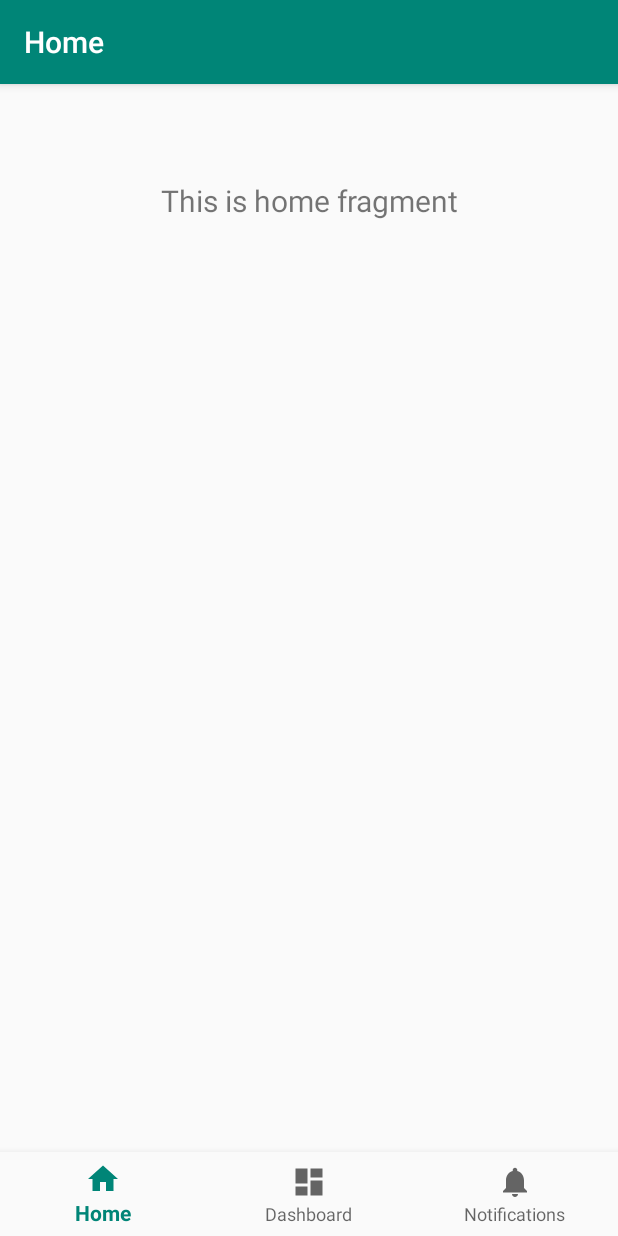
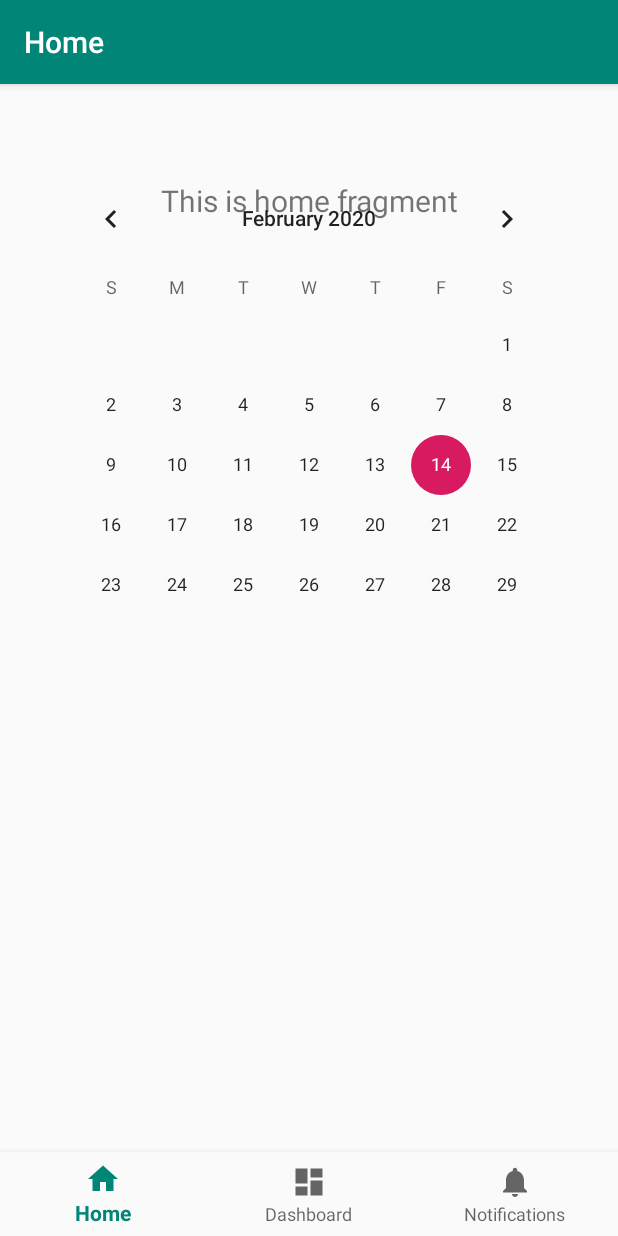
Before and after one commit to SELC-ISU/TinderForJobs, an Android app: the screen it shows after launch (MainActivity), on a phone screen of 412 x 824 dp. Run offline under Robolectric (Android 15) with nearby library versions, the light colour scheme and no system bars; our stand-ins replace navigation-ui.

Commit message:
Calendar

```diff
--- a/app/src/main/res/layout/fragment_home.xml
+++ b/app/src/main/res/layout/fragment_home.xml
@@ -27,5 +27,15 @@
         tools:srcCompat="@tools:sample/avatars"
         app:layout_constraintEnd_toEndOf="parent"
         app:layout_constraintStart_toStartOf="parent"
-        app:layout_constraintTop_toTopOf="parent" />/>
+        app:layout_constraintTop_toTopOf="parent" />
+
+    <CalendarView
+        android:id="@+id/calendarView"
+        android:layout_width="wrap_content"
+        android:layout_height="wrap_content"
+        tools:layout_editor_absoluteX="30dp"
+        tools:layout_editor_absoluteY="143dp"
+        app:layout_constraintEnd_toEndOf="@id/imageView"
+        app:layout_constraintStart_toStartOf="@id/imageView"
+        app:layout_constraintTop_toEndOf="@id/imageView"/>/>
 </androidx.constraintlayout.widget.ConstraintLayout>
```
